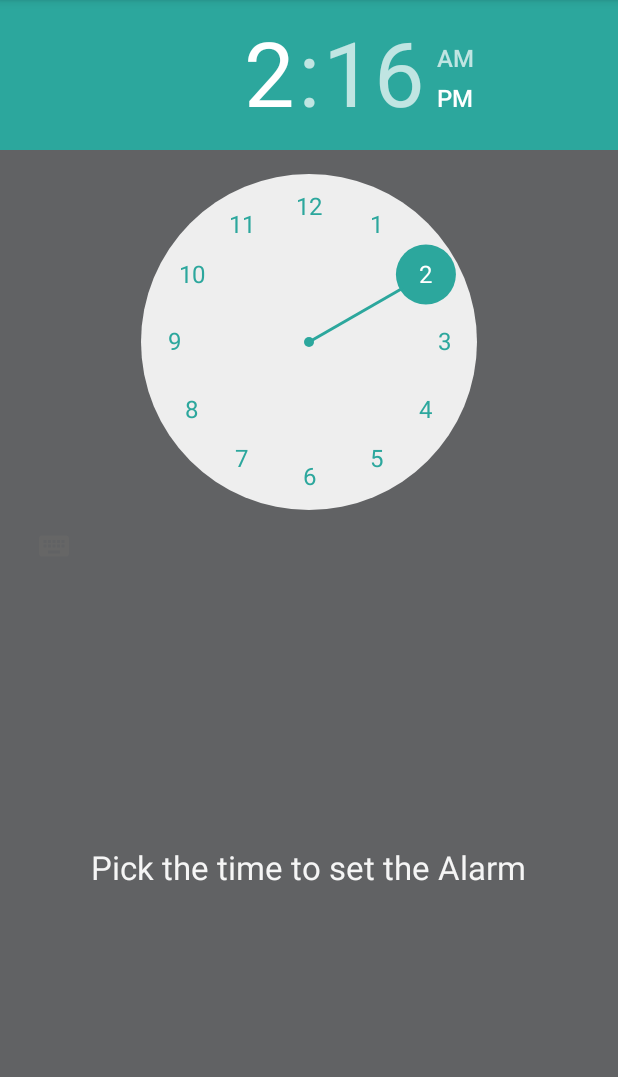
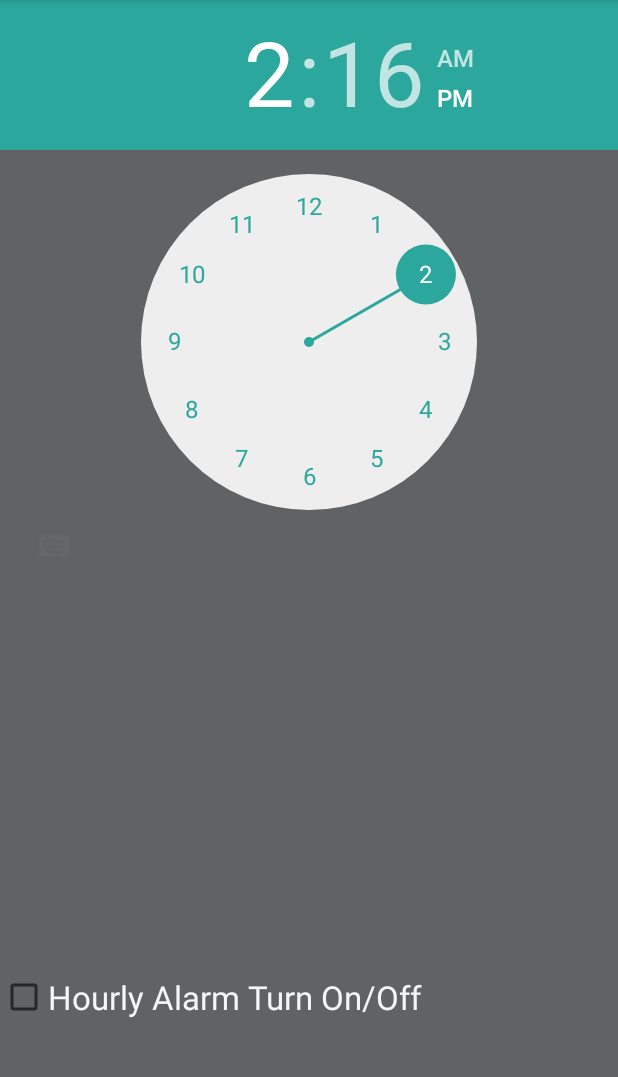
Before and after one commit to amitava047/HourlyAlarmClock, an Android app: the screen it shows after launch (MainActivity), on a phone screen of 412 x 824 dp, the part 84-1161 px from its top. Run offline under Robolectric (Android 15) with nearby library versions, the phone set to English and light mode, and no system bars.

Commit message:
- Introduced the feature of Hourly Alarm. Which will trigger each hour from the time it's initiated

```diff
--- a/app/src/main/AndroidManifest.xml
+++ b/app/src/main/AndroidManifest.xml
@@ -2,9 +2,11 @@
 <manifest xmlns:android="http://schemas.android.com/apk/res/android"
     package="com.example.amitava.hourlyalarmclock">
 
+    <uses-permission android:name="android.permission.SET_ALARM"/>
+
     <application
         android:allowBackup="true"
-        android:icon="@mipmap/ic_launcher"
+        android:icon="@drawable/icon"
         android:label="@string/app_name"
         android:roundIcon="@mipmap/ic_launcher_round"
         android:supportsRtl="true"
--- a/app/src/main/java/com/example/amitava/hourlyalarmclock/MainActivity.java
+++ b/app/src/main/java/com/example/amitava/hourlyalarmclock/MainActivity.java
@@ -5,9 +5,12 @@ import android.app.PendingIntent;
 import android.content.Intent;
 import android.support.v7.app.AppCompatActivity;
 import android.os.Bundle;
+import android.util.Log;
 import android.view.Menu;
 import android.view.MenuInflater;
 import android.view.MenuItem;
+import android.view.View;
+import android.widget.CheckBox;
 import android.widget.TimePicker;
 import android.widget.Toast;
 
@@ -16,10 +19,11 @@ import java.util.Calendar;
 public class MainActivity extends AppCompatActivity {
 
     TimePicker timePicker;
-    AlarmManager alarmManager;
+    AlarmManager alarmManager, alarmManagerHourly;
     Calendar calendar;
-    Intent intent;
-    PendingIntent pendingIntent;
+    Intent intent, intentHourly;
+    PendingIntent pendingIntent, pendingIntentHourly;
+    CheckBox checkBox;
 
     int alarmHour;
     int alarmMinute;
@@ -33,8 +37,15 @@ public class MainActivity extends AppCompatActivity {
         timePicker = findViewById(R.id.timePicker);
         calendar = Calendar.getInstance();
 
+        alarmManagerHourly = (AlarmManager) getSystemService(ALARM_SERVICE);
+
+        checkBox = (CheckBox) findViewById(R.id.hourly_alarm_check);
+
         //Creating an Intent for the Alarm Receiver class
         intent = new Intent(MainActivity.this, AlarmReceiver.class);
+
+        //Creating an Intent for the Hourly Alarm
+        intentHourly = new Intent(MainActivity.this, AlarmReceiver.class);
     }
 
     @Override
@@ -96,4 +107,19 @@ public class MainActivity extends AppCompatActivity {
                 return super.onOptionsItemSelected(item);
         }
     }
+    public void onCheckboxClicked(View view) {
+        //get the current status of the checkbox
+        boolean isChecked = ((CheckBox) view).isChecked();
+
+        if (isChecked) {
+            Log.d("PendingIntent", "Created for hourly alarm");
+            intentHourly.putExtra("hourly", "time");
+            pendingIntentHourly = PendingIntent.getBroadcast(MainActivity.this,
+                    1, intentHourly, PendingIntent.FLAG_UPDATE_CURRENT);
+            alarmManagerHourly.setRepeating(AlarmManager.RTC_WAKEUP, calendar.getTimeInMillis(),
+                    AlarmManager.INTERVAL_HOUR, pendingIntentHourly);
+        } else {
+            alarmManagerHourly.cancel(pendingIntentHourly);
+        }
+    }
 }
--- a/app/src/main/res/layout/activity_main.xml
+++ b/app/src/main/res/layout/activity_main.xml
@@ -14,12 +14,15 @@
         android:layout_height="wrap_content"
         android:layout_weight="1" />
 
-    <TextView
-        android:layout_width="wrap_content"
+    <CheckBox
+        android:id="@+id/hourly_alarm_check"
+        android:layout_width="match_parent"
         android:layout_height="wrap_content"
+        android:layout_gravity="center"
         android:layout_weight="1"
-        android:text="@string/alarm_message"
+        android:text="@string/hourly_alarm_option"
         android:textColor="@color/primary_material_light_1"
         android:textSize="22sp"
-        android:layout_gravity="center"/>
+        android:onClick="onCheckboxClicked"/>
+
 </LinearLayout>
--- a/app/src/main/res/values/strings.xml
+++ b/app/src/main/res/values/strings.xml
@@ -5,4 +5,7 @@
     <string name="alarm_message">Pick the time to set the Alarm</string>
     <string name="alarm_cancel_message">Alarm cancelled !</string>
     <string name="alarm_default_message">Please try again.</string>
+
+    <!--Hourly Alarm Clock option string-->
+    <string name="hourly_alarm_option">Hourly Alarm Turn On/Off</string>
 </resources>
```
Also changed, not shown: app/src/main/java/com/example/amitava/hourlyalarmclock/AlarmReceiver.java (+19 -5 lines), app/src/main/java/com/example/amitava/hourlyalarmclock/RingtonePlayingService.java (+12 -5 lines), 1 other file.
